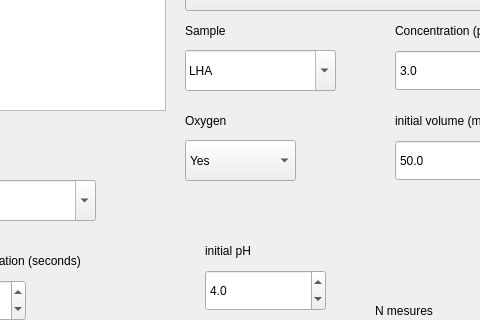
Qt form ui_files/config_sequence.ui (laurentsiou1/dommino-app) before a commit; both pictures show x 205 to 685 and y 160 to 480 of the 771 by 832 pixel window.
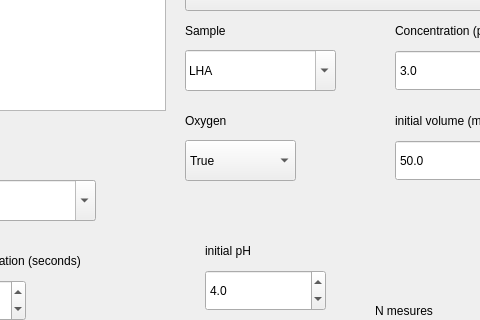
The same form after that commit.

Diff of the .ui file:
```diff
--- a/ui_files/config_sequence.ui
+++ b/ui_files/config_sequence.ui
@@ -615,7 +615,7 @@
    </property>
    <item>
     <property name="text">
-     <string>Yes</string>
+     <string>True</string>
     </property>
    </item>
    <item>
```
Left out of the diff: 2 changed lines with no effect on the pictures.
